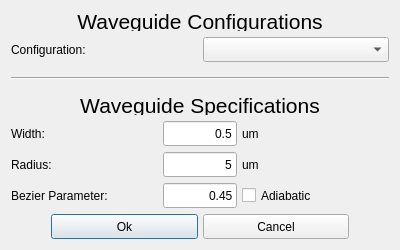
Before: the Qt Designer form klayout_dot_config/python/SiEPIC/files/waveguide_gui.ui in SiEPIC/SiEPIC-Tools, drawn with Qt 5.
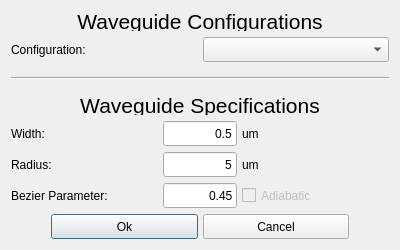
After: the same form once the commit is applied.

```diff
--- a/klayout_dot_config/python/SiEPIC/files/waveguide_gui.ui
+++ b/klayout_dot_config/python/SiEPIC/files/waveguide_gui.ui
@@ -474,6 +474,9 @@
            <property name="text">
             <string>Adiabatic</string>
            </property>
+           <property name="enabled">
+            <bool>false</bool>
+           </property>           
           </widget>
          </item>
         </layout>
```
Left out of the diff: 9 changed lines with no effect on the pictures.
